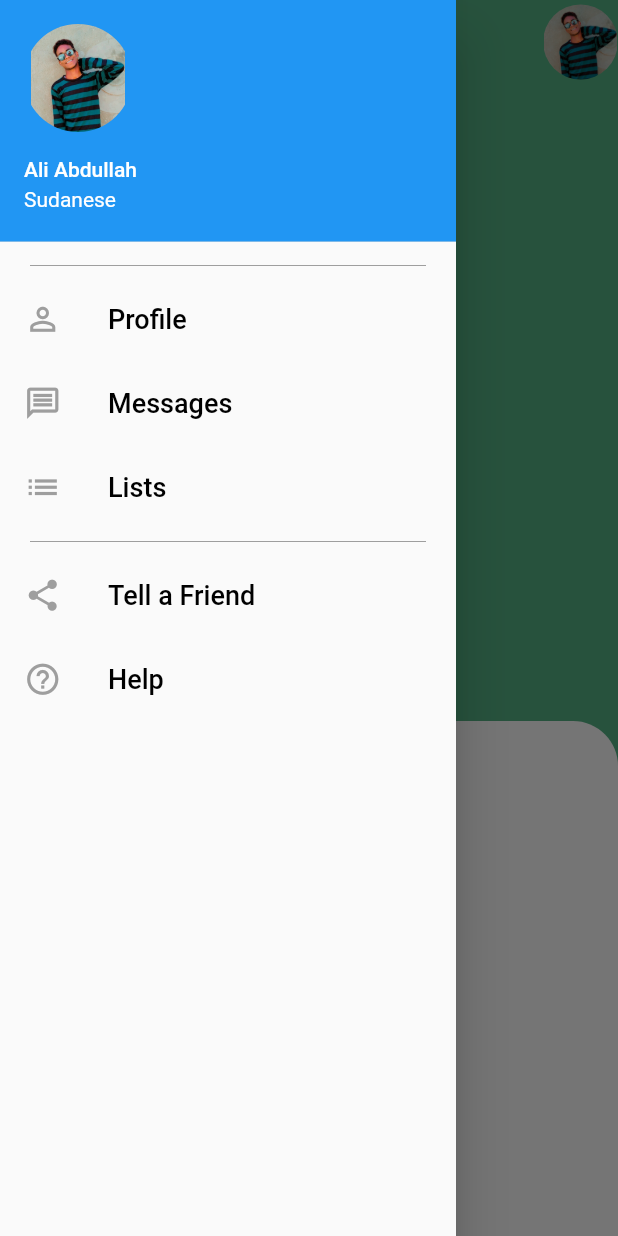
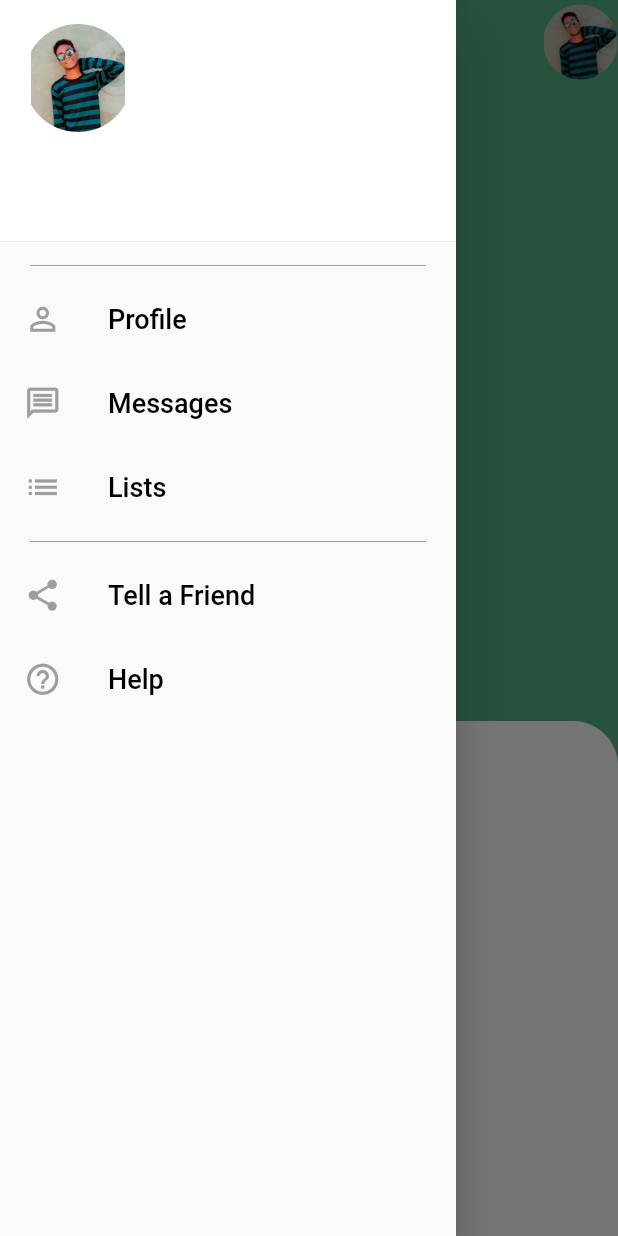
Before and after one commit to 3li-3bdullah/Ficus, a Flutter app: the screen it shows after launch, with the side drawer open, on a phone screen of 412 x 824 dp. Run offline on Flutter 3.47's test engine with Material 2 defaults, Android fonts, the phone set to English and light mode, and no system bars.

Commit message:
Added decoration for useracoundrawerheader

```diff
--- a/plant_app/lib/componant/mydrawer.dart
+++ b/plant_app/lib/componant/mydrawer.dart
@@ -21,7 +21,7 @@ class _MyDrawerState extends State<MyDrawer> {
                   image: DecorationImage(
                       image: AssetImage("images/assets/ali.jpg")),
                   shape: BoxShape.circle),
-            ),
+            ),decoration: const BoxDecoration(color:Colors.white),
           ),
          const Padding(
             padding: EdgeInsets.symmetric(horizontal:20),
```
